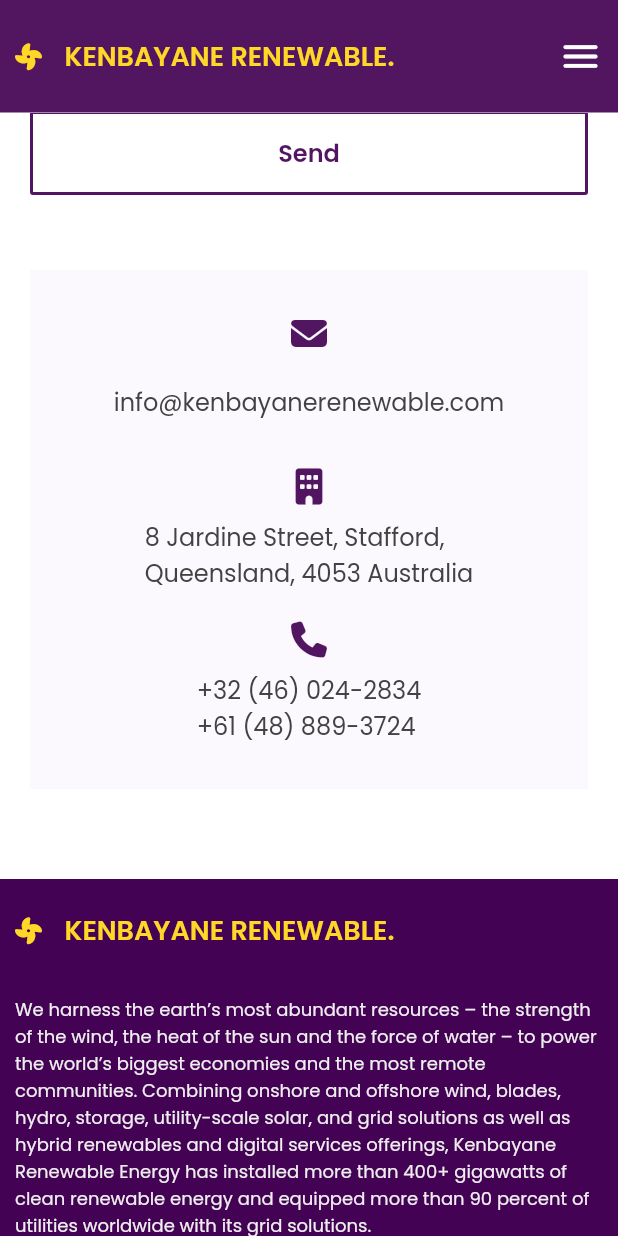
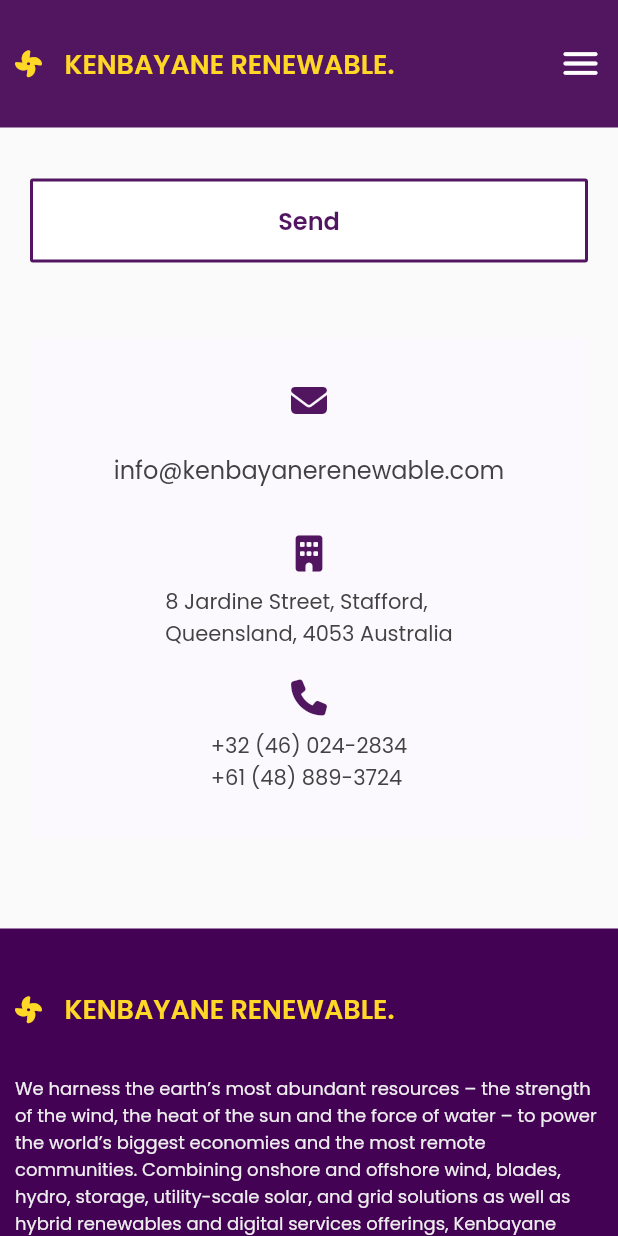
Before and after one commit to pozadkey/kenbayane, a Flutter app: the ContactView screen opened by its route, scrolled down 576 dp, after a tap on "Send", on a phone screen of 412 x 824 dp. Run offline on Flutter 3.47's test engine with Material 2 defaults, Android fonts, the phone set to English and light mode, and no system bars; our stand-ins replace font_awesome_flutter, url_strategy.

Commit message:
chaanged font and button sizes

```diff
--- a/lib/views/about_view/about_sections/about_details_mobile.dart
+++ b/lib/views/about_view/about_sections/about_details_mobile.dart
@@ -21,10 +21,10 @@ class _AboutDetailsMobileState extends State<AboutDetailsMobile> {
         fontWeight: FontWeight.w700);
 
     final _subHeaderFont = TextStyle(
-        fontSize: 16, color: Colors.grey[800], fontWeight: FontWeight.w400);
+        fontSize: 14, color: Colors.grey[800], fontWeight: FontWeight.w400);
 
     final _subHeaderFont2 = TextStyle(
-        fontSize: 16, color: Colors.grey[800], fontWeight: FontWeight.w600);
+        fontSize: 14, color: Colors.grey[800], fontWeight: FontWeight.w600);
 
     return Container(
       padding: width >= 700
--- a/lib/views/contact_view/contact_sections/contact_details_desktop.dart
+++ b/lib/views/contact_view/contact_sections/contact_details_desktop.dart
@@ -30,7 +30,7 @@ class _ContactDetailsDesktopState extends State<ContactDetailsDesktop> {
       fontSize: 16, color: Colors.grey[800], fontWeight: FontWeight.w500);
 
   final _labelFont = TextStyle(
-      fontSize: 16, color: Colors.grey[800], fontWeight: FontWeight.w500);
+      fontSize: 16, color: Colors.grey[800], fontWeight: FontWeight.w400);
 
   final TextEditingController _name = TextEditingController();
   final TextEditingController _email = TextEditingController();
@@ -38,7 +38,6 @@ class _ContactDetailsDesktopState extends State<ContactDetailsDesktop> {
 
   final _formKey = GlobalKey<FormState>();
 
-  bool isTransfer = true;
   bool _isVisible = false;
 
   void _launchEmail() async {
--- a/lib/views/contact_view/contact_sections/contact_details_mobile.dart
+++ b/lib/views/contact_view/contact_sections/contact_details_mobile.dart
@@ -15,6 +15,12 @@ class ContactDetailsMobile extends StatefulWidget {
 }
 
 class _ContactDetailsMobileState extends State<ContactDetailsMobile> {
+  bool _isVisible = false;
+  final TextEditingController _name = TextEditingController();
+  final TextEditingController _email = TextEditingController();
+  final TextEditingController _message = TextEditingController();
+  final _formKey = GlobalKey<FormState>();
+
   @override
   Widget build(BuildContext context) {
     double width = MediaQuery.of(context).size.width;
@@ -25,24 +31,16 @@ class _ContactDetailsMobileState extends State<ContactDetailsMobile> {
         fontWeight: FontWeight.w700);
 
     final _subHeaderFont = TextStyle(
-        fontSize: 16, color: Colors.grey[800], fontWeight: FontWeight.w400);
+        fontSize: 14, color: Colors.grey[800], fontWeight: FontWeight.w400);
 
     final _subHeaderFont2 = TextStyle(
-        fontSize: 16, color: Colors.grey[800], fontWeight: FontWeight.w600);
+        fontSize: 14, color: Colors.grey[800], fontWeight: FontWeight.w600);
 
     final _miniFont = TextStyle(
-        fontSize: 16, color: Colors.grey[800], fontWeight: FontWeight.w500);
+        fontSize: 14, color: Colors.grey[800], fontWeight: FontWeight.w500);
 
     final _labelFont = TextStyle(
-        fontSize: 16, color: Colors.grey[800], fontWeight: FontWeight.w500);
-
-    final TextEditingController _name = TextEditingController();
-    final TextEditingController _email = TextEditingController();
-    final TextEditingController _message = TextEditingController();
-
-    final _formKey = GlobalKey<FormState>();
-
-    bool _isVisible = false;
+        fontSize: 14, color: Colors.grey[800], fontWeight: FontWeight.w400);
 
     void _launchEmail() async {
       final url = Uri.parse('mailto:info@kenbayanerenewable.com?subject=Hello');
@@ -57,7 +55,6 @@ class _ContactDetailsMobileState extends State<ContactDetailsMobile> {
       padding: width >= 700
           ? EdgeInsets.fromLTRB(110, 40, 110, 40)
           : EdgeInsets.fromLTRB(20, 40, 20, 40),
-      color: Color.fromARGB(255, 255, 255, 255),
       child: Column(
         children: [
           SizedBox(
@@ -103,27 +100,36 @@ class _ContactDetailsMobileState extends State<ContactDetailsMobile> {
                         height: 50,
                         width: double.infinity,
                         child: Center(
+                          child: FittedBox(
                             child: Padding(
-                            padding: EdgeInsets.all(12.0),
+                              padding: EdgeInsets.all(6.0),
                               child: Row(
-                              mainAxisAlignment: MainAxisAlignment.spaceBetween,
+                                mainAxisAlignment:
+                                    MainAxisAlignment.spaceBetween,
                                 children: [
                                   Text(
                                     'Your message was sent. Check your email for a reply.',
                                     style: _miniFont,
+                                  ),
+                                  SizedBox(
+                                    width: 10,
                                   ),
                                   MaterialButton(
                                     padding: EdgeInsets.zero,
                                     minWidth: 0,
                                     onPressed: () {
                                       setState(() {
-                                      _isVisible = !_isVisible;
+                                        _isVisible = false;
                                       });
                                     },
-                                  child: Icon(Icons.cancel_outlined,
-                                      size: 20, color: Colors.grey[700]),
+                                    child: Icon(
+                                      Icons.cancel_outlined,
+                                      size: 25,
+                                      color: Color.fromARGB(251, 79, 17, 94),
+                                    ),
                                   )
                                 ],
+                              ),
                             ),
                           ),
                         ),
@@ -269,7 +275,7 @@ class _ContactDetailsMobileState extends State<ContactDetailsMobile> {
                       titleColorIn: Colors.white,
                       titleColorOut: Color.fromARGB(251, 79, 17, 94),
                       myColor: Color.fromARGB(251, 79, 17, 94),
-                      onPressed: () {
+                      onPressed: () async {
                         _formKey.currentState!.validate();
                         if (_name.text.isNotEmpty &&
                             _email.text.isNotEmpty &&
--- a/lib/views/projects_view/projects_sections/projects_details_mobile.dart
+++ b/lib/views/projects_view/projects_sections/projects_details_mobile.dart
@@ -22,10 +22,10 @@ class _ProjectsDetailsMobileState extends State<ProjectsDetailsMobile> {
         fontWeight: FontWeight.w700);
 
     final _subHeaderFont = TextStyle(
-        fontSize: 16, color: Colors.grey[800], fontWeight: FontWeight.w400);
+        fontSize: 14, color: Colors.grey[800], fontWeight: FontWeight.w400);
 
     final _subHeaderFont2 = TextStyle(
-        fontSize: 16, color: Colors.grey[800], fontWeight: FontWeight.w600);
+        fontSize: 14, color: Colors.grey[800], fontWeight: FontWeight.w600);
 
     return Container(
       padding: width >= 700
@@ -50,7 +50,7 @@ class _ProjectsDetailsMobileState extends State<ProjectsDetailsMobile> {
           Text(
             'Some of our featured projects:',
             style: _subHeaderFont2,
-             textAlign: TextAlign.left,
+            textAlign: TextAlign.left,
           ),
           SizedBox(
             height: 10,
--- a/lib/views/services_view/services_details_mobile.dart
+++ b/lib/views/services_view/services_details_mobile.dart
@@ -37,7 +37,6 @@ class _ServicesDetailsMobileState extends State<ServicesDetailsMobile> {
       padding: width >= 700
           ? EdgeInsets.fromLTRB(110, 40, 110, 40)
           : EdgeInsets.fromLTRB(20, 40, 20, 40),
-      color: Colors.white,
       child: Column(
         children: [
           Text(
@@ -52,7 +51,7 @@ class _ServicesDetailsMobileState extends State<ServicesDetailsMobile> {
             height: 10,
           ),
           SizedBox(
-            width: width >= 700 ? width = 700 : 800,
+            width: width >= 700 ? width = 700 : 500,
             child: Text(
               'At Kenbayane, our team has the courage, scale, passion, diversity and resourcefulness needed to deliver that promise...wherever and however the world needs it. Together with our customers, we’re proving that no one is ever limited to only affordable, reliable, or sustainable energy.',
               style: _servicesNoteFont,
--- a/lib/views/widgets/buttons/primary_button.dart
+++ b/lib/views/widgets/buttons/primary_button.dart
@@ -45,13 +45,16 @@ class _PrimaryButtonState extends State<PrimaryButton> {
       },
       child: TextButton(
         child: Padding(
-          padding: width >= 800 ? EdgeInsets.all(20) : EdgeInsets.all(8),
+          padding: width >= 800 ? EdgeInsets.all(15) : EdgeInsets.all(8),
           child: Text(
             widget.title,
             style: _priimaryButtonFont,
           ),
         ),
         onPressed: () {
+          setState(() {
+            widget.myColor = widget.colorIn;
+          });
           widget.onPressed();
         },
         style: TextButton.styleFrom(
--- a/lib/views/widgets/buttons/secondary_button.dart
+++ b/lib/views/widgets/buttons/secondary_button.dart
@@ -58,6 +58,10 @@ class _SecondaryButtonState extends State<SecondaryButton> {
           ),
         ),
         onPressed: () {
+          setState(() {
+            widget.bgColor = widget.myColor;
+            widget.titleColor = widget.titleColorIn;
+          });
           widget.onPressed();
         },
         style: TextButton.styleFrom(
--- a/lib/views/widgets/buttons/secondary_icon_button.dart
+++ b/lib/views/widgets/buttons/secondary_icon_button.dart
@@ -56,6 +56,8 @@ class _SecondaryIconButtonState extends State<SecondaryIconButton> {
         child: Padding(
           padding: width >= 800 ? EdgeInsets.all(20) : EdgeInsets.all(8),
           child: Row(
+            mainAxisAlignment: MainAxisAlignment.center,
+            crossAxisAlignment: CrossAxisAlignment.center,
             children: [
               Text(
                 widget.title,
@@ -72,6 +74,10 @@ class _SecondaryIconButtonState extends State<SecondaryIconButton> {
           ),
         ),
         onPressed: () {
+          setState(() {
+            widget.bgColor = widget.myColor;
+            widget.titleColor = widget.titleColorIn;
+          });
           widget.onPressed();
         },
         style: TextButton.styleFrom(
--- a/lib/views/widgets/footer/footer_below_view/footer_below_view.dart
+++ b/lib/views/widgets/footer/footer_below_view/footer_below_view.dart
@@ -36,7 +36,7 @@ class _FooterBelowViewState extends State<FooterBelowView> {
               mainAxisAlignment: MainAxisAlignment.center,
               children: [
                 Text(
-                  'Copyright © Kenbayane Renewable - $formattedDate.',
+                  '© Kenbayane Renewable - $formattedDate. All rights reserved.',
                   style: _footerFont,
                 ),
               ],
--- a/lib/views/widgets/footer/footer_view/footer_view_desktop.dart
+++ b/lib/views/widgets/footer/footer_view/footer_view_desktop.dart
@@ -64,7 +64,7 @@ class _FooterViewDesktopState extends State<FooterViewDesktop> {
                   height: 20,
                 ),
                 Text(
-                  'We harness the earth’s most abundant resources – the strength of the wind, the heat of the sun and the force of water – to power the world’s biggest economies and the most remote communities. Combining onshore and offshore wind, blades, hydro, storage, utility-scale solar, and grid solutions as well as hybrid renewables and digital services offerings, Kenbayane Renewable Energy has installed more than 400+ gigawatts of clean renewable energy and equipped more than 90 percent of utilities worldwide with its grid solutions.',
+                  'We harness the earth’s most abundant resources – the strength of   the wind, the heat of the sun and the force of water – to power the world’s biggest economies and the most remote communities. Combining onshore and offshore wind, blades, hydro, storage, utility-scale solar, and grid solutions as well as hybrid renewables and digital services offerings, Kenbayane Renewable Energy has installed more than 400+ gigawatts of clean renewable energy and equipped more than 90 percent of utilities worldwide with its grid solutions.',
                   style: _footerFont,
                 )
               ],
--- a/lib/views/widgets/footer/footer_view/footer_view_mobile.dart
+++ b/lib/views/widgets/footer/footer_view/footer_view_mobile.dart
@@ -42,8 +42,8 @@ class _FooterViewMobileState extends State<FooterViewMobile> {
     double width = MediaQuery.of(context).size.width;
     return Container(
       padding: width <= 420
-          ? EdgeInsets.fromLTRB(10, 10, 10, 10)
-          : EdgeInsets.fromLTRB(20, 10, 20, 10),
+          ? EdgeInsets.fromLTRB(10, 30, 10, 30)
+          : EdgeInsets.fromLTRB(20, 30, 20, 30),
       color: Color.fromARGB(253, 66, 0, 83),
       width: double.infinity,
       child: Column(
@@ -63,6 +63,7 @@ class _FooterViewMobileState extends State<FooterViewMobile> {
           Text(
             'We harness the earth’s most abundant resources – the strength of the wind, the heat of the sun and the force of water – to power the world’s biggest economies and the most remote communities. Combining onshore and offshore wind, blades, hydro, storage, utility-scale solar, and grid solutions as well as hybrid renewables and digital services offerings, Kenbayane Renewable Energy has installed more than 400+ gigawatts of clean renewable energy and equipped more than 90 percent of utilities worldwide with its grid solutions.',
             style: _footerFont,
+            textAlign: TextAlign.left,
           ),
           SizedBox(
             height: 25,
@@ -74,6 +75,7 @@ class _FooterViewMobileState extends State<FooterViewMobile> {
               Expanded(
                   child: Column(
                 crossAxisAlignment: CrossAxisAlignment.start,
+                mainAxisAlignment: MainAxisAlignment.center,
                 children: [
                   Text(
                     'Access Us',
--- a/lib/views/widgets/nav/navbar_mobile.dart
+++ b/lib/views/widgets/nav/navbar_mobile.dart
@@ -28,8 +28,8 @@ class _NavBarMobileState extends State<NavBarMobile> {
           color: Color.fromARGB(251, 79, 17, 94),
           alignment: Alignment.center,
           padding: width <= 420
-              ? EdgeInsets.fromLTRB(10, 10, 10, 10)
-              : EdgeInsets.fromLTRB(20, 10, 20, 10),
+              ? EdgeInsets.fromLTRB(10, 15, 10, 15)
+              : EdgeInsets.fromLTRB(20, 15, 20, 15),
           child: Row(
             mainAxisAlignment: MainAxisAlignment.spaceBetween,
             children: [
@@ -65,10 +65,7 @@ class _NavBarMobileState extends State<NavBarMobile> {
             child: AnimatedContainer(
               color: Color.fromARGB(251, 79, 17, 94),
               padding: width <= 420
-                  ? EdgeInsets.only(
-                      top: 50.0,
-                      bottom: 50.0,
-                    )
+                  ? EdgeInsets.fromLTRB(20, 50, 20, 50)
                   : EdgeInsets.only(
                       top: 50.0,
                       bottom: 50.0,
@@ -140,7 +137,7 @@ class _NavBarMobileState extends State<NavBarMobile> {
                     height: 20.0,
                   ),
                   SizedBox(
-                      width: 150,
+                      width: width <= 420 ? double.infinity : 300,
                       child: PrimaryButton(
                         title: 'Contact Us',
                         myColor: Color.fromARGB(255, 255, 215, 39),
```
Also changed, not shown: lib/views/home_view/sections/intro/intro_desktop.dart (+4 -4 lines), lib/views/home_view/sections/intro/intro_mobile.dart (+3 -6 lines), lib/views/services_view/services_details_desktop.dart (+4 -5 lines), lib/views/widgets/nav/navbar_desktop.dart (+5 -2 lines), 1 other file. Lines whose indentation alone changed are shown as unchanged.
